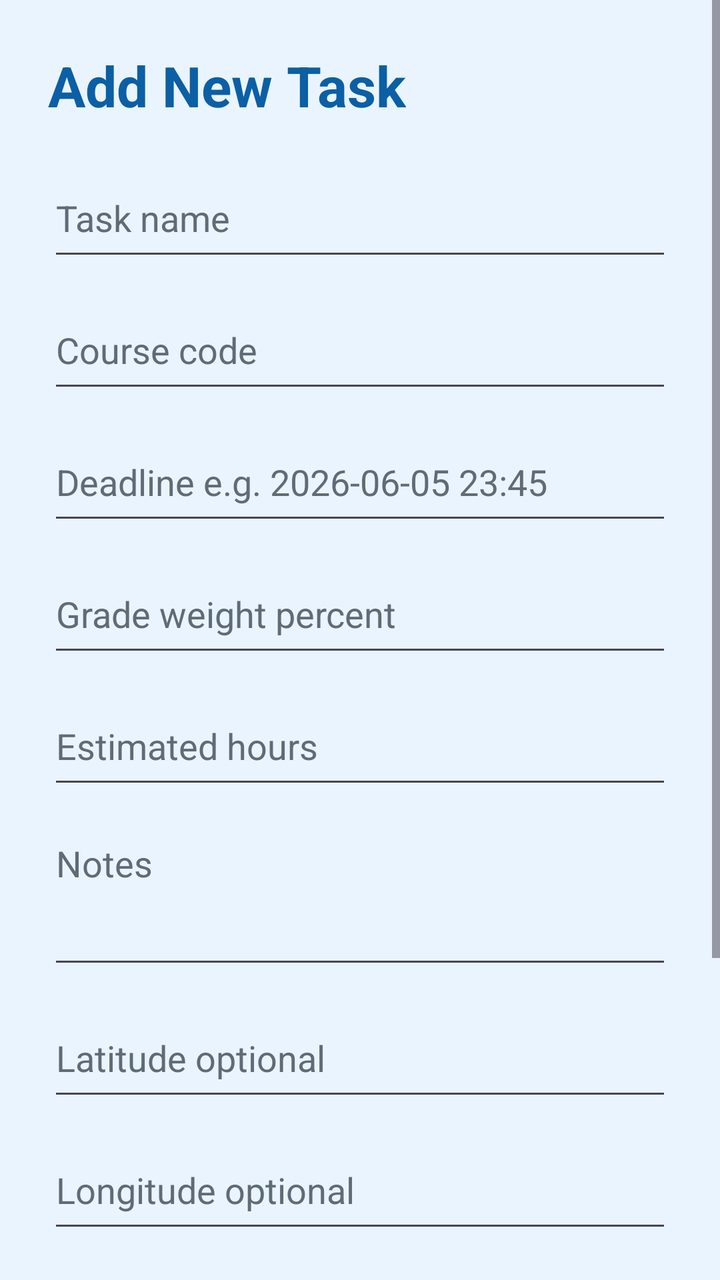
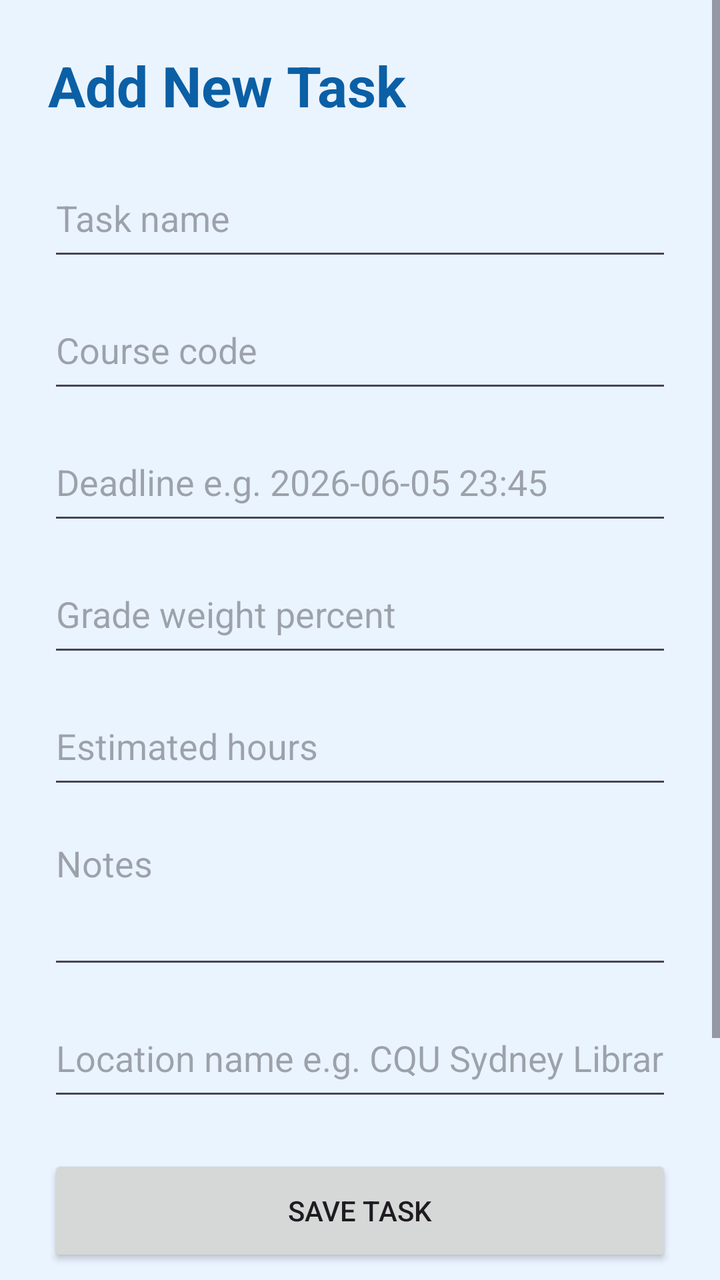

Two renders of the same Android screen: before a commit and after it. Below are the layout's source before the change and the commit's diff.
<!-- AndroidManifest.xml: application theme Theme.SmartAcademia -->
<!-- res/layout/activity_add_task.xml -->
<?xml version="1.0" encoding="utf-8"?>
<ScrollView xmlns:android="http://schemas.android.com/apk/res/android"
    android:layout_width="match_parent"
    android:layout_height="match_parent"
    android:background="#EAF4FF"
    android:fillViewport="true">

    <LinearLayout
        android:layout_width="match_parent"
        android:layout_height="wrap_content"
        android:orientation="vertical"
        android:padding="24dp">

        <TextView
            android:layout_width="wrap_content"
            android:layout_height="wrap_content"
            android:text="@string/add_task_title"
            android:textColor="#0B5FA5"
            android:textSize="28sp"
            android:textStyle="bold" />

        <EditText
            android:id="@+id/taskTitleEditText"
            android:layout_width="match_parent"
            android:layout_height="56dp"
            android:layout_marginTop="18dp"
            android:autofillHints="name"
            android:hint="@string/task_title_hint"
            android:inputType="textCapWords"
            android:textColor="#1F2933"
            android:textColorHint="#5F6B76" />

        <EditText
            android:id="@+id/courseEditText"
            android:layout_width="match_parent"
            android:layout_height="56dp"
            android:layout_marginTop="10dp"
            android:autofillHints="organizationName"
            android:hint="@string/course_hint"
            android:inputType="textCapCharacters"
            android:textColor="#1F2933"
            android:textColorHint="#5F6B76" />

        <EditText
            android:id="@+id/deadlineEditText"
            android:layout_width="match_parent"
            android:layout_height="56dp"
            android:layout_marginTop="10dp"
            android:autofillHints="none"
            android:hint="@string/deadline_hint"
            android:inputType="datetime"
            android:textColor="#1F2933"
            android:textColorHint="#5F6B76" />

        <EditText
            android:id="@+id/weightEditText"
            android:layout_width="match_parent"
            android:layout_height="56dp"
            android:layout_marginTop="10dp"
            android:autofillHints="none"
            android:hint="@string/weight_hint"
            android:inputType="number"
            android:textColor="#1F2933"
            android:textColorHint="#5F6B76" />

        <EditText
            android:id="@+id/hoursEditText"
            android:layout_width="match_parent"
            android:layout_height="56dp"
            android:layout_marginTop="10dp"
            android:autofillHints="none"
            android:hint="@string/hours_hint"
            android:inputType="number"
            android:textColor="#1F2933"
            android:textColorHint="#5F6B76" />

        <EditText
            android:id="@+id/notesEditText"
            android:layout_width="match_parent"
            android:layout_height="80dp"
            android:layout_marginTop="10dp"
            android:autofillHints="none"
            android:gravity="top"
            android:hint="@string/notes_hint"
            android:inputType="textMultiLine"
            android:minLines="2"
            android:textColor="#1F2933"
            android:textColorHint="#5F6B76" />

        <EditText
            android:id="@+id/latEditText"
            android:layout_width="match_parent"
            android:layout_height="56dp"
            android:layout_marginTop="10dp"
            android:autofillHints="none"
            android:hint="@string/latitude_hint"
            android:inputType="numberDecimal|numberSigned"
            android:textColor="#1F2933"
            android:textColorHint="#5F6B76" />

        <EditText
            android:id="@+id/lonEditText"
            android:layout_width="match_parent"
            android:layout_height="56dp"
            android:layout_marginTop="10dp"
            android:autofillHints="none"
            android:hint="@string/longitude_hint"
            android:inputType="numberDecimal|numberSigned"
            android:textColor="#1F2933"
            android:textColorHint="#5F6B76" />

        <Button
            android:id="@+id/saveTaskButton"
            android:layout_width="match_parent"
            android:layout_height="56dp"
            android:layout_marginTop="22dp"
            android:text="@string/save_task_button"
            android:textColor="#FFFFFF" />

        <Button
            android:id="@+id/deleteTaskButton"
            android:layout_width="match_parent"
            android:layout_height="56dp"
            android:layout_marginTop="10dp"
            android:text="@string/delete_task"
            android:textColor="#FFFFFF" />

        <Button
            android:id="@+id/cancelButton"
            android:layout_width="match_parent"
            android:layout_height="56dp"
            android:layout_marginTop="10dp"
            android:backgroundTint="#616161"
            android:text="@string/cancel_button"
            android:textColor="#FFFFFF" />

    </LinearLayout>
</ScrollView>
<!-- resources referenced by this layout -->
<resources>
  <string name="add_task_title">Add New Task</string>
  <string name="cancel_button">Cancel</string>
  <string name="course_hint">Course code</string>
  <string name="deadline_hint">Deadline e.g. 2026-06-05 23:45</string>
  <string name="delete_task">Delete Task</string>
  <string name="hours_hint">Estimated hours</string>
  <string name="latitude_hint">Latitude optional</string>
  <string name="longitude_hint">Longitude optional</string>
  <string name="notes_hint">Notes</string>
  <string name="save_task_button">Save Task</string>
  <string name="task_title_hint">Task name</string>
  <string name="weight_hint">Grade weight percent</string>
  <style name="Theme.SmartAcademia" parent="Base.Theme.SmartAcademia" />
  <style name="Base.Theme.SmartAcademia" parent="Theme.Material3.DayNight.NoActionBar">
          
          
      </style>
</resources>

<!-- the commit's change to res/layout/activity_add_task.xml (unified diff, before → after) -->
@@ -24,106 +24,72 @@
             android:layout_width="match_parent"
             android:layout_height="56dp"
             android:layout_marginTop="18dp"
-            android:autofillHints="name"
             android:hint="@string/task_title_hint"
-            android:inputType="textCapWords"
-            android:textColor="#1F2933"
-            android:textColorHint="#5F6B76" />
+            android:inputType="textCapWords" />
 
         <EditText
             android:id="@+id/courseEditText"
             android:layout_width="match_parent"
             android:layout_height="56dp"
             android:layout_marginTop="10dp"
-            android:autofillHints="organizationName"
             android:hint="@string/course_hint"
-            android:inputType="textCapCharacters"
-            android:textColor="#1F2933"
-            android:textColorHint="#5F6B76" />
+            android:inputType="textCapCharacters" />
 
         <EditText
             android:id="@+id/deadlineEditText"
             android:layout_width="match_parent"
             android:layout_height="56dp"
             android:layout_marginTop="10dp"
-            android:autofillHints="none"
             android:hint="@string/deadline_hint"
-            android:inputType="datetime"
-            android:textColor="#1F2933"
-            android:textColorHint="#5F6B76" />
+            android:inputType="datetime" />
 
         <EditText
             android:id="@+id/weightEditText"
             android:layout_width="match_parent"
             android:layout_height="56dp"
             android:layout_marginTop="10dp"
-            android:autofillHints="none"
             android:hint="@string/weight_hint"
-            android:inputType="number"
-            android:textColor="#1F2933"
-            android:textColorHint="#5F6B76" />
+            android:inputType="number" />
 
         <EditText
             android:id="@+id/hoursEditText"
             android:layout_width="match_parent"
             android:layout_height="56dp"
             android:layout_marginTop="10dp"
-            android:autofillHints="none"
             android:hint="@string/hours_hint"
-            android:inputType="number"
-            android:textColor="#1F2933"
-            android:textColorHint="#5F6B76" />
+            android:inputType="number" />
 
         <EditText
             android:id="@+id/notesEditText"
             android:layout_width="match_parent"
             android:layout_height="80dp"
             android:layout_marginTop="10dp"
-            android:autofillHints="none"
             android:gravity="top"
             android:hint="@string/notes_hint"
             android:inputType="textMultiLine"
-            android:minLines="2"
-            android:textColor="#1F2933"
-            android:textColorHint="#5F6B76" />
+            android:minLines="2" />
 
         <EditText
-            android:id="@+id/latEditText"
+            android:id="@+id/locationNameEditText"
             android:layout_width="match_parent"
             android:layout_height="56dp"
             android:layout_marginTop="10dp"
-            android:autofillHints="none"
-            android:hint="@string/latitude_hint"
-            android:inputType="numberDecimal|numberSigned"
-            android:textColor="#1F2933"
-            android:textColorHint="#5F6B76" />
-
-        <EditText
-            android:id="@+id/lonEditText"
-            android:layout_width="match_parent"
-            android:layout_height="56dp"
-            android:layout_marginTop="10dp"
-            android:autofillHints="none"
-            android:hint="@string/longitude_hint"
-            android:inputType="numberDecimal|numberSigned"
-            android:textColor="#1F2933"
-            android:textColorHint="#5F6B76" />
+            android:hint="@string/location_name_hint"
+            android:inputType="textCapWords" />
 
         <Button
             android:id="@+id/saveTaskButton"
             android:layout_width="match_parent"
             android:layout_height="56dp"
             android:layout_marginTop="22dp"
-            android:text="@string/save_task_button"
-            android:textColor="#FFFFFF" />
+            android:text="@string/save_task_button" />
 
         <Button
             android:id="@+id/deleteTaskButton"
             android:layout_width="match_parent"
             android:layout_height="56dp"
             android:layout_marginTop="10dp"
-            android:text="@string/delete_task"
-            android:textColor="#FFFFFF" />
+            android:text="@string/delete_task" />
 
         <Button
             android:id="@+id/cancelButton"
@@ -131,8 +97,7 @@
             android:layout_height="56dp"
             android:layout_marginTop="10dp"
             android:backgroundTint="#616161"
-            android:text="@string/cancel_button"
-            android:textColor="#FFFFFF" />
+            android:text="@string/cancel_button" />
 
     </LinearLayout>
 </ScrollView>
<!-- resource entries referenced after the edit -->
@@ -6,8 +6,7 @@
   <string name="deadline_hint">Deadline e.g. 2026-06-05 23:45</string>
   <string name="delete_task">Delete Task</string>
   <string name="hours_hint">Estimated hours</string>
-  <string name="latitude_hint">Latitude optional</string>
-  <string name="longitude_hint">Longitude optional</string>
+  <string name="location_name_hint">Location name e.g. CQU Sydney Library</string>
   <string name="notes_hint">Notes</string>
   <string name="save_task_button">Save Task</string>
   <string name="task_title_hint">Task name</string>
